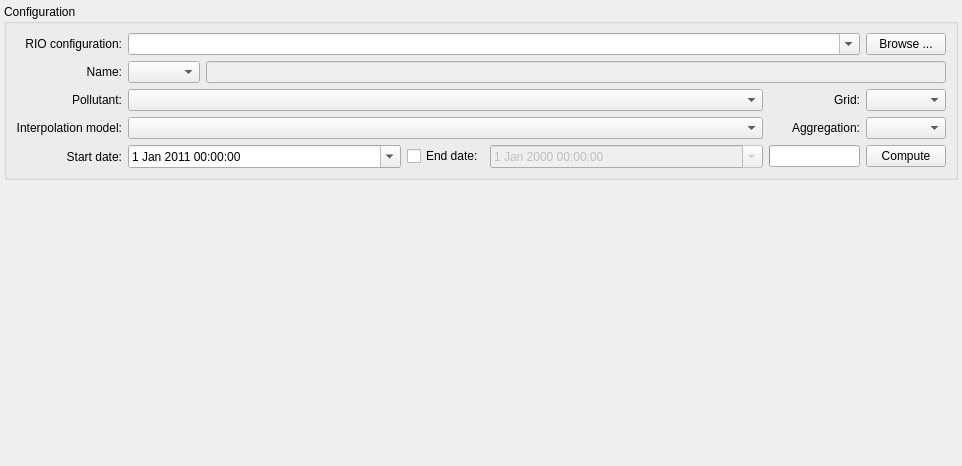
This is src/ui/mappingview.ui in VITObelgium/cpp-infra as Qt 5 draws it before an edit. The edited form follows.
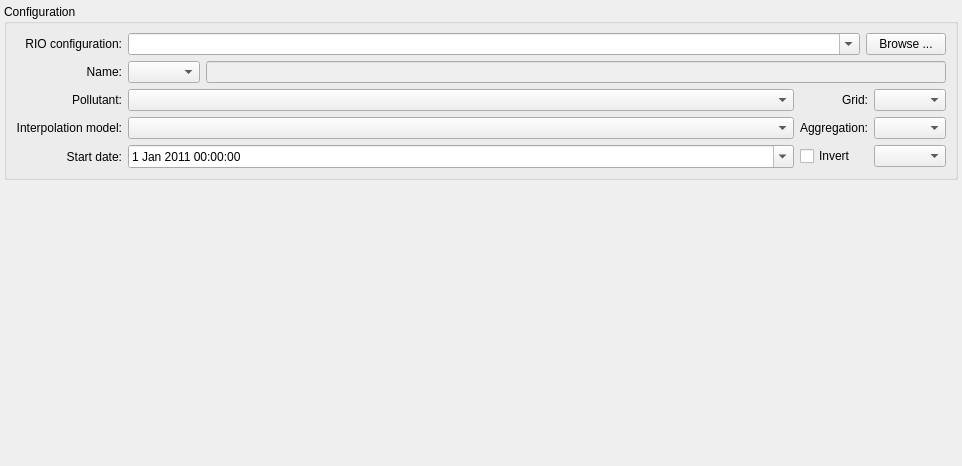
This is the edited form. Custom widgets are drawn as their Qt base class.

Patch:
```diff
--- a/src/ui/mappingview.ui
+++ b/src/ui/mappingview.ui
@@ -191,19 +191,6 @@
           </property>
          </widget>
         </item>
-        <item row="5" column="3">
-         <widget class="QPushButton" name="computeButton">
-          <property name="sizePolicy">
-           <sizepolicy hsizetype="Preferred" vsizetype="Fixed">
-            <horstretch>0</horstretch>
-            <verstretch>0</verstretch>
-           </sizepolicy>
-          </property>
-          <property name="text">
-           <string>Compute</string>
-          </property>
-         </widget>
-        </item>
         <item row="0" column="0">
          <widget class="QLabel" name="configLabel">
           <property name="sizePolicy">
@@ -242,44 +229,15 @@
             </property>
            </widget>
           </item>
-          <item>
-           <widget class="QCheckBox" name="endDateCheck">
-            <property name="text">
-             <string>End date:</string>
-            </property>
-           </widget>
-          </item>
-          <item>
-           <widget class="QDateTimeEdit" name="endDate">
-            <property name="enabled">
-             <bool>false</bool>
-            </property>
-            <property name="sizePolicy">
-             <sizepolicy hsizetype="Expanding" vsizetype="Fixed">
-              <horstretch>0</horstretch>
-              <verstretch>0</verstretch>
-             </sizepolicy>
-            </property>
-            <property name="calendarPopup">
-             <bool>true</bool>
-            </property>
-           </widget>
-          </item>
          </layout>
         </item>
+        <item row="5" column="3">
+         <widget class="inf::ui::ColorMapComboBox" name="colorMapCombo"/>
+        </item>
         <item row="5" column="2">
-         <widget class="QProgressBar" name="progressBar">
-          <property name="sizePolicy">
-           <sizepolicy hsizetype="Minimum" vsizetype="Fixed">
-            <horstretch>0</horstretch>
-            <verstretch>0</verstretch>
-           </sizepolicy>
-          </property>
-          <property name="value">
-           <number>0</number>
-          </property>
-          <property name="textVisible">
-           <bool>false</bool>
+         <widget class="QCheckBox" name="invertColorMapCheck">
+          <property name="text">
+           <string>Invert</string>
           </property>
          </widget>
         </item>
@@ -307,6 +265,11 @@
    <header>mapview.h</header>
    <container>1</container>
   </customwidget>
+  <customwidget>
+   <class>inf::ui::ColorMapComboBox</class>
+   <extends>QComboBox</extends>
+   <header>uiinfra/colormapcombobox.h</header>
+  </customwidget>
  </customwidgets>
  <resources/>
  <connections>
```
Left out of the diff: 19 changed lines with no effect on the pictures.
